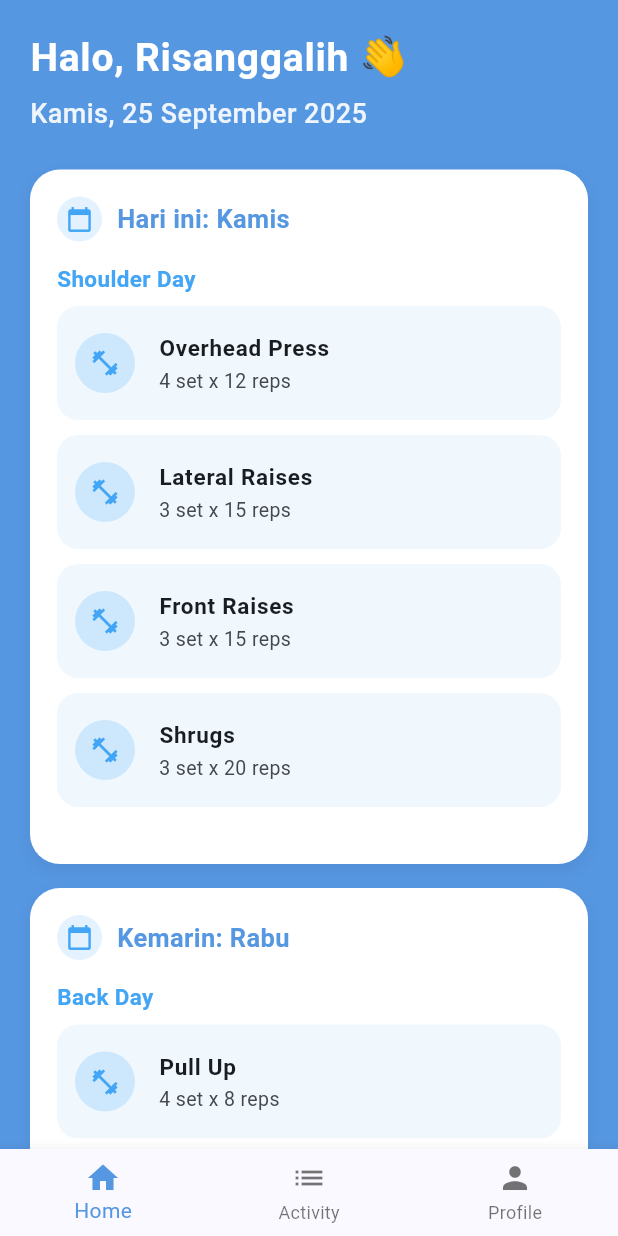
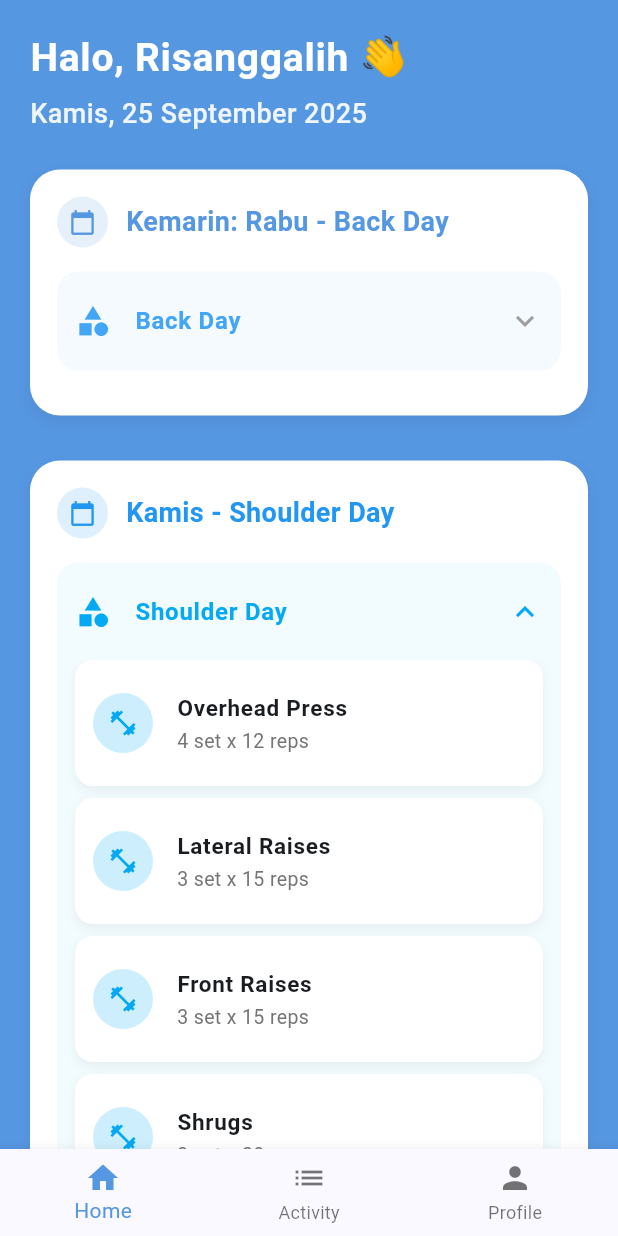
Before and after one commit to septiandr/flutter_repkeep, a Flutter app: the screen it shows after launch, on a phone screen of 412 x 824 dp. Run offline on Flutter 3.47's test engine with Material 3 defaults, Android fonts, the light colour scheme and no system bars.

Commit message:
change dashboard

```diff
--- /dev/null
+++ b/devtools_options.yaml
@@ -0,0 +1,3 @@
+description: This file stores settings for Dart & Flutter DevTools.
+documentation: https://docs.flutter.dev/tools/devtools/extensions#configure-extension-enablement-states
+extensions:
--- a/lib/main.dart
+++ b/lib/main.dart
@@ -1,5 +1,6 @@
 import 'package:flutter/material.dart';
 import 'package:flutter_repkeep/screens/dashboard_screen.dart';
+import 'package:flutter_repkeep/screens/test_screen.dart';
 import 'package:flutter_repkeep/screens/workout_list.dart';
 import 'package:intl/date_symbol_data_local.dart';
 
@@ -43,7 +44,7 @@ class _HomeScreenState extends State<HomeScreen> {
   final List<Widget> _pages = [
     DashboardScreen(),
     WorkoutListScreen(),
-    Center(child: Text('Profile Page')),
+    Test(),
   ];
 
   @override
--- a/lib/screens/dashboard_screen.dart
+++ b/lib/screens/dashboard_screen.dart
@@ -17,8 +17,25 @@ class DashboardScreen extends StatelessWidget {
     final primaryColor = Theme.of(context).colorScheme.primary;
     final secondaryColor = Theme.of(context).colorScheme.secondary;
 
+    final todayName = switch (today.weekday) {
+      1 => "Senin",
+      2 => "Selasa",
+      3 => "Rabu",
+      4 => "Kamis",
+      5 => "Jumat",
+      6 => "Sabtu",
+      7 => "Minggu",
+      _ => "",
+    };
+
     String dayName(DateTime date) {
       return DateFormat('EEEE', 'id_ID').format(date);
+    }
+
+    String dayWithCategory(DateTime date) {
+      final name = DateFormat('EEEE', 'id_ID').format(date);
+      final cats = workoutPlan[name] ?? {};
+      return cats.keys.isNotEmpty ? "$name - ${cats.keys.first}" : name;
     }
 
     return Scaffold(
@@ -53,27 +70,31 @@ class DashboardScreen extends StatelessWidget {
               const SizedBox(height: 24),
 
               // 🔹 Section Cards
+              Column(
+                spacing: 10,
+                children: [
                   DaySection(
-                title: "Hari ini: ${dayName(today)}",
-                categories: workoutPlan[dayName(today)] ?? {},
-                primaryColor: primaryColor,
-                secondaryColor: secondaryColor,
-              ),
-              const SizedBox(height: 16),
-
-              DaySection(
-                title: "Kemarin: ${dayName(yesterday)}",
+                    title: "Kemarin: ${dayWithCategory(yesterday)}",
                     categories: workoutPlan[dayName(yesterday)] ?? {},
                     primaryColor: primaryColor,
                     secondaryColor: secondaryColor,
                   ),
-              const SizedBox(height: 16),
-
                   DaySection(
-                title: "Besok: ${dayName(tomorrow)}",
+                    title: dayWithCategory(today),
+                    categories: workoutPlan[dayName(today)] ?? {},
+                    primaryColor: Colors.blue,
+                    secondaryColor: Colors.lightBlue,
+                    initiallyExpandedCategories: (dayName(today) == todayName)
+                        ? (workoutPlan[dayName(today)]?.keys.toList() ?? [])
+                        : [],
+                  ),
+                  DaySection(
+                    title: "Besok: ${dayWithCategory(tomorrow)}",
                     categories: workoutPlan[dayName(tomorrow)] ?? {},
                     primaryColor: primaryColor,
                     secondaryColor: secondaryColor,
+                  ),
+                ],
               ),
             ],
           ),
--- a/lib/widgets/day_section.dart
+++ b/lib/widgets/day_section.dart
@@ -6,17 +6,22 @@ class DaySection extends StatelessWidget {
   final Color primaryColor;
   final Color secondaryColor;
 
+  /// kategori yang mau expanded di awal
+  final List<String> initiallyExpandedCategories;
+
   const DaySection({
     super.key,
     required this.title,
     required this.categories,
     required this.primaryColor,
     required this.secondaryColor,
+    this.initiallyExpandedCategories = const [], // default kosong
   });
 
   @override
   Widget build(BuildContext context) {
     return Container(
+      margin: const EdgeInsets.only(bottom: 20),
       padding: const EdgeInsets.all(18),
       decoration: BoxDecoration(
         color: Colors.white,
@@ -33,35 +38,35 @@ class DaySection extends StatelessWidget {
       child: Column(
         crossAxisAlignment: CrossAxisAlignment.start,
         children: [
-          // Title row
+          // 🔹 Title Hari
           Row(
             children: [
               Container(
-                padding: const EdgeInsets.all(6),
+                padding: const EdgeInsets.all(8),
                 decoration: BoxDecoration(
-                  color: secondaryColor.withOpacity(0.15),
+                  color: primaryColor.withOpacity(0.15),
                   shape: BoxShape.circle,
                 ),
                 child: Icon(
                   Icons.calendar_today,
                   size: 18,
-                  color: secondaryColor,
+                  color: primaryColor,
                 ),
               ),
-              const SizedBox(width: 10),
+              const SizedBox(width: 12),
               Expanded(
                 child: Text(
                   title,
                   style: TextStyle(
-                    fontSize: 17,
-                    fontWeight: FontWeight.w600,
+                    fontSize: 18,
+                    fontWeight: FontWeight.bold,
                     color: primaryColor,
                   ),
                 ),
               ),
             ],
           ),
-          const SizedBox(height: 14),
+          const SizedBox(height: 16),
 
           if (categories.isEmpty)
             const Padding(
@@ -74,55 +79,88 @@ class DaySection extends StatelessWidget {
               ),
             )
           else
-            Column(
-              crossAxisAlignment: CrossAxisAlignment.start,
+            Theme(
+              data: Theme.of(context).copyWith(
+                dividerColor: Colors.transparent, // 🔹 hilangkan garis
+              ),
+              child: Column(
                 children: categories.entries.map((entry) {
                   String category = entry.key;
                   List<Map<String, dynamic>> exercises = entry.value;
 
-                return Column(
-                  crossAxisAlignment: CrossAxisAlignment.start,
-                  children: [
-                    Text(
+                  return Container(
+                    margin: const EdgeInsets.only(bottom: 12),
+                    decoration: BoxDecoration(
+                      color: secondaryColor.withOpacity(0.05),
+                      borderRadius: BorderRadius.circular(14),
+                    ),
+                    child: ExpansionTile(
+                      initiallyExpanded:
+                          initiallyExpandedCategories.contains(category),
+                      tilePadding: const EdgeInsets.symmetric(
+                          horizontal: 12, vertical: 4),
+                      childrenPadding: const EdgeInsets.only(
+                          left: 12, right: 12, bottom: 12),
+                      leading: Icon(
+                        Icons.category,
+                        color: secondaryColor,
+                      ),
+                      title: Text(
                         category,
                         style: TextStyle(
-                        fontSize: 15,
-                        fontWeight: FontWeight.bold,
+                          fontSize: 16,
+                          fontWeight: FontWeight.w600,
                           color: secondaryColor,
                         ),
                       ),
-                    const SizedBox(height: 8),
-
-                    ...exercises.map((e) => Container(
-                          margin: const EdgeInsets.only(bottom: 10),
+                      iconColor: secondaryColor,
+                      collapsedIconColor: Colors.grey,
+                      children: exercises.map((e) {
+                        return Container(
+                          margin: const EdgeInsets.only(bottom: 8),
                           decoration: BoxDecoration(
-                            color: secondaryColor.withOpacity(0.08),
-                            borderRadius: BorderRadius.circular(14),
+                            color: Colors.white,
+                            borderRadius: BorderRadius.circular(12),
+                            boxShadow: [
+                              BoxShadow(
+                                color: Colors.black12.withOpacity(0.05),
+                                blurRadius: 5,
+                                offset: const Offset(0, 3),
+                              ),
+                            ],
                           ),
                           child: ListTile(
-                            dense: true,
                             contentPadding: const EdgeInsets.symmetric(
                                 vertical: 6, horizontal: 12),
                             leading: CircleAvatar(
                               backgroundColor: secondaryColor.withOpacity(0.2),
-                              child: Icon(Icons.fitness_center,
-                                  color: secondaryColor, size: 20),
+                              child: Icon(
+                                Icons.fitness_center,
+                                color: secondaryColor,
+                                size: 20,
+                              ),
                             ),
                             title: Text(
                               e["name"],
                               style: const TextStyle(
-                                  fontWeight: FontWeight.w600, fontSize: 15),
+                                fontWeight: FontWeight.w600,
+                                fontSize: 15,
+                              ),
                             ),
                             subtitle: Text(
                               "${e["sets"]} set x ${e["reps"]} reps",
-                              style: const TextStyle(fontSize: 13),
+                              style: TextStyle(
+                                fontSize: 13,
+                                color: Colors.grey.shade600,
                               ),
                             ),
-                        )),
-                    const SizedBox(height: 10),
-                  ],
+                          ),
                         );
                       }).toList(),
+                    ),
+                  );
+                }).toList(),
+              ),
             ),
         ],
       ),
```
Also changed, not shown: lib/screens/test_screen.dart (added, +15 -0 lines), lib/screens/workout_list.dart (+84 -30 lines). Lines whose indentation alone changed are shown as unchanged.
